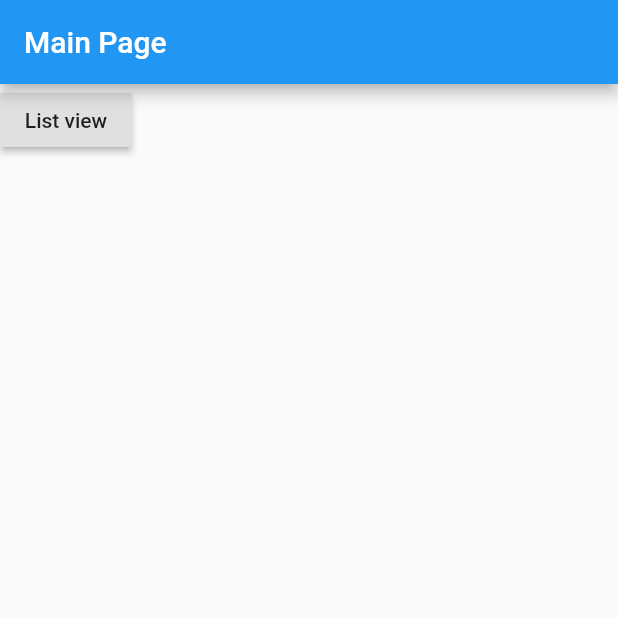
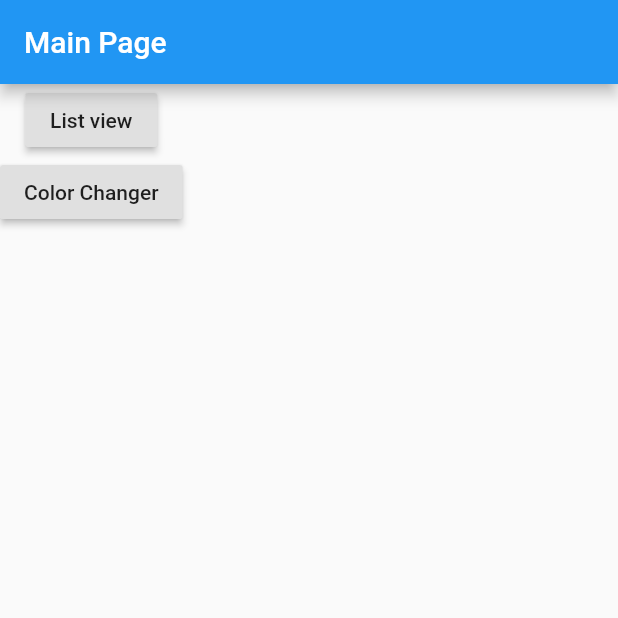
Before and after one commit to samialfattani/Tiger, a Flutter app: the screen it shows after launch, on a phone screen of 412 x 824 dp, the top half of it. Run offline on Flutter 3.47's test engine with Material 2 defaults, Android fonts, the phone set to English and light mode, and no system bars.

Commit message:
color changer file

```diff
--- a/lib/HomeScreen.dart
+++ b/lib/HomeScreen.dart
@@ -19,6 +19,10 @@ class _State extends State<HomeScreen> {
               onPressed: () => Navigator.pushNamed(context, '/MyList' ),
               child: new Text('List view')
               ),
+            new RaisedButton(
+              onPressed: () => Navigator.pushNamed(context, '/ColorChanger' ), //by mohammad anas
+              child: new Text('Color Changer')
+              ),
 
 
           ],)
--- /dev/null
+++ b/lib/color_changer.dart
@@ -0,0 +1,40 @@
+import 'package:flutter/material.dart';
+
+
+class ColorChanger extends StatefulWidget {
+  @override
+  ColorState createState() => ColorState();
+}
+
+class ColorState extends State<ColorChanger> {
+  Color _containerColor = Colors.yellow;
+
+  void changeColor() {
+    setState(() {
+      if (_containerColor == Colors.yellow) {
+        _containerColor = Colors.teal;
+
+      }
+      else
+      _containerColor = Colors.yellow;
+    });
+  }
+
+  @override
+  Widget build(BuildContext context) {
+    return MaterialApp(
+        title: 'stateful widget',
+        theme: ThemeData(
+          primarySwatch: Colors.blue,
+        ),
+        home: Scaffold(
+          appBar: AppBar(title: Text("Stateful Widget example")),
+          body: Container(decoration: BoxDecoration(color: _containerColor)),
+          floatingActionButton: FloatingActionButton(
+            onPressed: changeColor,
+            child: Icon(Icons.brush),
+            tooltip: "change color",
+          ),
+        ));
+  }
+}
--- a/lib/main.dart
+++ b/lib/main.dart
@@ -2,6 +2,7 @@
 import 'package:flutter/material.dart';
 import 'list_with_stateless.dart';
 import 'HomeScreen.dart';
+import 'color_changer.dart';
 void main() =>  runApp(MyApp());
 
 class MyApp extends StatelessWidget
@@ -17,6 +18,7 @@ class MyApp extends StatelessWidget
       routes: <String, WidgetBuilder>{
         '/MyList': (BuildContext context) => new MyList(),
         '/ButtomBar':(BuildContext context) => new MyList(),
+        '/ColorChanger':(BuildContext context) => new ColorChanger(),
       },
     );
   } // Widget
```
